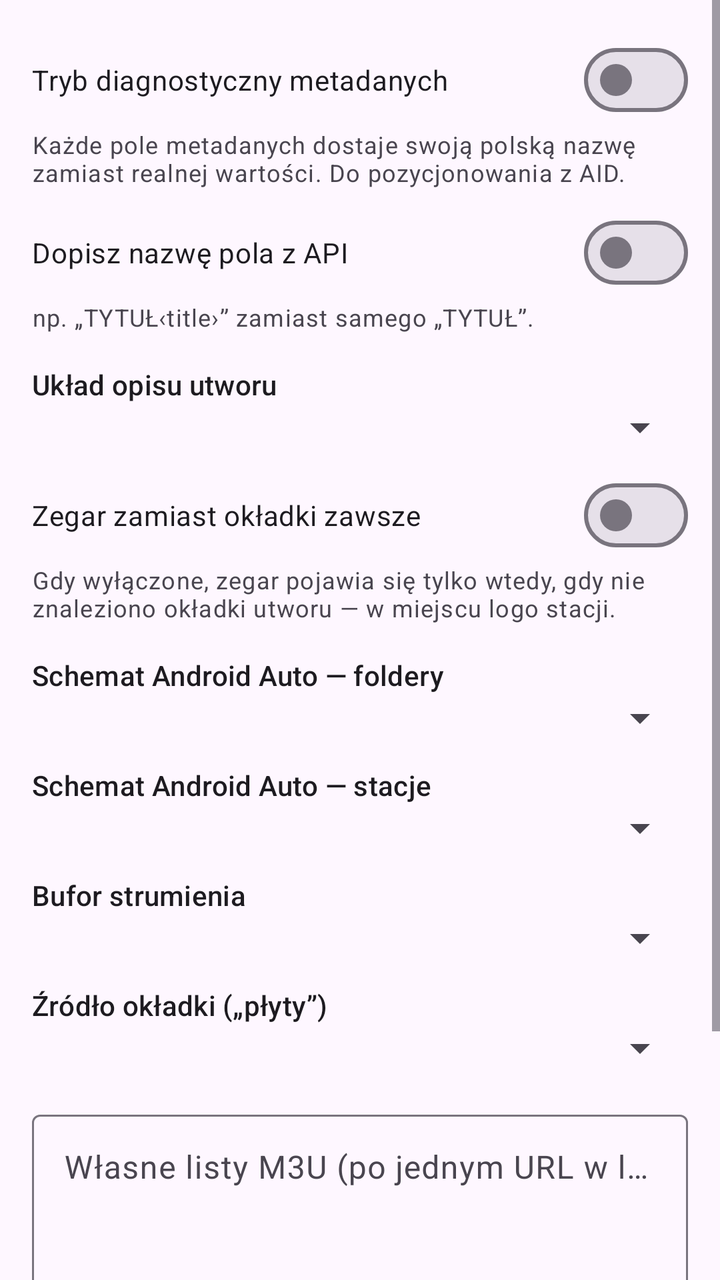
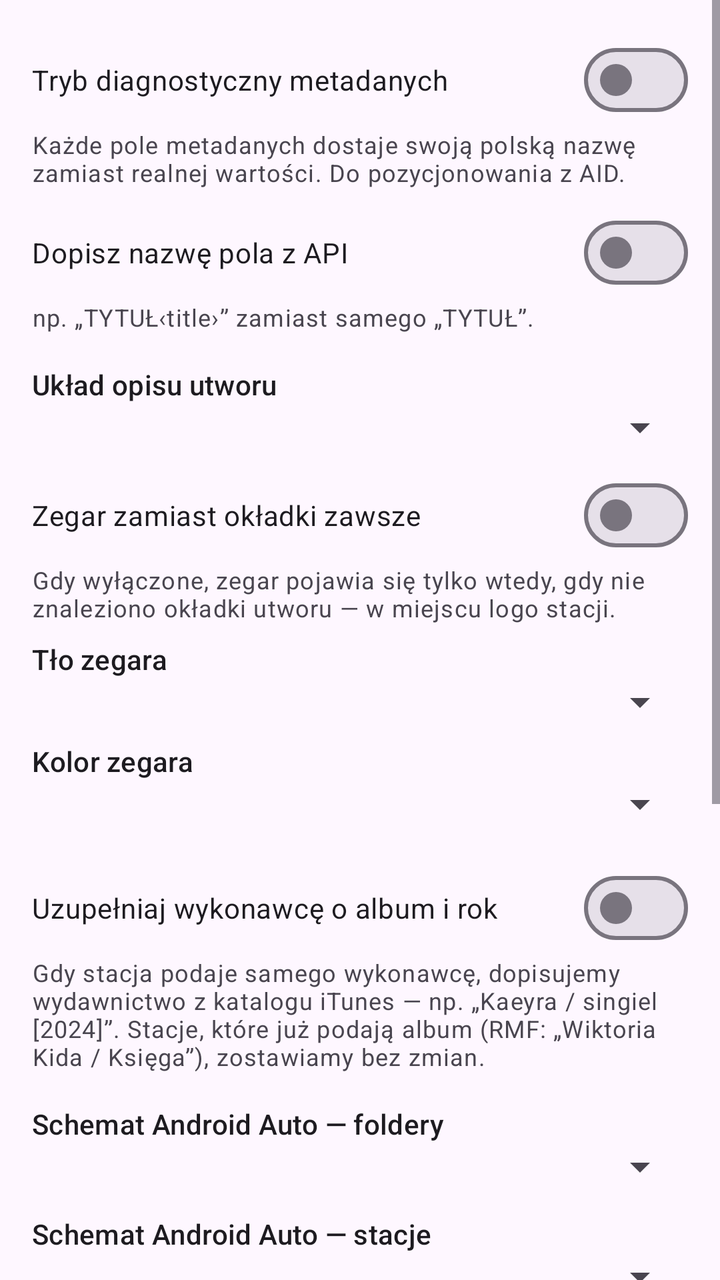

Compare the two renders of this Android layout. The source of the first and the diff that turns it into the second are given below.
<!-- AndroidManifest.xml: application theme Theme.TwinsenRadio -->
<!-- res/layout/activity_settings.xml -->
<?xml version="1.0" encoding="utf-8"?>
<ScrollView xmlns:android="http://schemas.android.com/apk/res/android"
    xmlns:app="http://schemas.android.com/apk/res-auto"
    android:layout_width="match_parent"
    android:layout_height="match_parent"
    android:fillViewport="true">

    <LinearLayout
        android:layout_width="match_parent"
        android:layout_height="wrap_content"
        android:orientation="vertical"
        android:padding="16dp">

        <com.google.android.material.materialswitch.MaterialSwitch
            android:id="@+id/swDiag"
            android:layout_width="match_parent"
            android:layout_height="wrap_content"
            android:text="@string/opt_diag" />

        <TextView
            android:layout_width="match_parent"
            android:layout_height="wrap_content"
            android:paddingBottom="8dp"
            android:text="@string/opt_diag_sub"
            android:textAppearance="?attr/textAppearanceBodySmall" />

        <com.google.android.material.materialswitch.MaterialSwitch
            android:id="@+id/swDiagApi"
            android:layout_width="match_parent"
            android:layout_height="wrap_content"
            android:text="@string/opt_diag_api" />

        <TextView
            android:layout_width="match_parent"
            android:layout_height="wrap_content"
            android:paddingBottom="16dp"
            android:text="@string/opt_diag_api_sub"
            android:textAppearance="?attr/textAppearanceBodySmall" />

        <TextView
            android:layout_width="match_parent"
            android:layout_height="wrap_content"
            android:text="@string/opt_presentation"
            android:textAppearance="?attr/textAppearanceTitleSmall" />

        <Spinner
            android:id="@+id/spPresentation"
            android:layout_width="match_parent"
            android:layout_height="wrap_content"
            android:layout_marginBottom="8dp" />

        <com.google.android.material.materialswitch.MaterialSwitch
            android:id="@+id/swClockAlways"
            android:layout_width="match_parent"
            android:layout_height="wrap_content"
            android:text="@string/opt_clock_always" />

        <TextView
            android:layout_width="match_parent"
            android:layout_height="wrap_content"
            android:paddingBottom="16dp"
            android:text="@string/opt_clock_always_sub"
            android:textAppearance="?attr/textAppearanceBodySmall" />

        <TextView
            android:layout_width="match_parent"
            android:layout_height="wrap_content"
            android:text="@string/opt_style_browsable"
            android:textAppearance="?attr/textAppearanceTitleSmall" />

        <Spinner
            android:id="@+id/spBrowsable"
            android:layout_width="match_parent"
            android:layout_height="wrap_content"
            android:layout_marginBottom="12dp" />

        <TextView
            android:layout_width="match_parent"
            android:layout_height="wrap_content"
            android:text="@string/opt_style_playable"
            android:textAppearance="?attr/textAppearanceTitleSmall" />

        <Spinner
            android:id="@+id/spPlayable"
            android:layout_width="match_parent"
            android:layout_height="wrap_content"
            android:layout_marginBottom="12dp" />

        <TextView
            android:layout_width="match_parent"
            android:layout_height="wrap_content"
            android:text="@string/opt_buffer"
            android:textAppearance="?attr/textAppearanceTitleSmall" />

        <Spinner
            android:id="@+id/spBuffer"
            android:layout_width="match_parent"
            android:layout_height="wrap_content"
            android:layout_marginBottom="12dp" />

        <TextView
            android:layout_width="match_parent"
            android:layout_height="wrap_content"
            android:text="@string/opt_artwork"
            android:textAppearance="?attr/textAppearanceTitleSmall" />

        <Spinner
            android:id="@+id/spArtwork"
            android:layout_width="match_parent"
            android:layout_height="wrap_content"
            android:layout_marginBottom="16dp" />

        <com.google.android.material.textfield.TextInputLayout
            style="@style/Widget.Material3.TextInputLayout.OutlinedBox"
            android:layout_width="match_parent"
            android:layout_height="wrap_content"
            android:hint="@string/opt_m3u">

            <com.google.android.material.textfield.TextInputEditText
                android:id="@+id/etM3u"
                android:layout_width="match_parent"
                android:layout_height="wrap_content"
                android:gravity="top|start"
                android:inputType="textMultiLine|textUri"
                android:minLines="3" />
        </com.google.android.material.textfield.TextInputLayout>

        <com.google.android.material.button.MaterialButton
            android:id="@+id/btnSave"
            android:layout_width="match_parent"
            android:layout_height="wrap_content"
            android:layout_marginTop="16dp"
            android:text="@string/opt_save" />

        <TextView
            android:layout_width="match_parent"
            android:layout_height="wrap_content"
            android:layout_marginTop="24dp"
            android:text="Legenda trybu diagnostycznego"
            android:textAppearance="?attr/textAppearanceTitleSmall" />

        <TextView
            android:id="@+id/tvLegend"
            android:layout_width="match_parent"
            android:layout_height="wrap_content"
            android:fontFamily="monospace"
            android:paddingTop="4dp"
            android:textAppearance="?attr/textAppearanceBodySmall"
            app:layout_constraintTop_toTopOf="parent" />
    </LinearLayout>
</ScrollView>
<!-- resources referenced by this layout -->
<resources>
  <string name="opt_artwork">Źródło okładki („płyty”)</string>
  <string name="opt_buffer">Bufor strumienia</string>
  <string name="opt_clock_always">Zegar zamiast okładki zawsze</string>
  <string name="opt_clock_always_sub">Gdy wyłączone, zegar pojawia się tylko wtedy, gdy nie znaleziono okładki utworu — w miejscu logo stacji.</string>
  <string name="opt_diag">Tryb diagnostyczny metadanych</string>
  <string name="opt_diag_api">Dopisz nazwę pola z API</string>
  <string name="opt_diag_api_sub">np. „TYTUŁ‹title›” zamiast samego „TYTUŁ”.</string>
  <string name="opt_diag_sub">Każde pole metadanych dostaje swoją polską nazwę zamiast realnej wartości. Do pozycjonowania z AID.</string>
  <string name="opt_m3u">Własne listy M3U (po jednym URL w linii)</string>
  <string name="opt_presentation">Układ opisu utworu</string>
  <string name="opt_save">Zapisz i przeładuj</string>
  <string name="opt_style_browsable">Schemat Android Auto — foldery</string>
  <string name="opt_style_playable">Schemat Android Auto — stacje</string>
  <style name="Theme.TwinsenRadio" parent="Theme.Material3.DayNight.NoActionBar">
          <item name="colorPrimary">@color/brand</item>
          <item name="colorOnPrimary">@color/on_brand</item>
          <item name="android:statusBarColor" tools:targetApi="21">@color/brand_dark</item>
      </style>
  <color name="brand">#FF1F6FEB</color>
  <color name="on_brand">#FFFFFFFF</color>
  <color name="brand_dark">#FF0B3D91</color>
</resources>

<!-- the commit's change to res/layout/activity_settings.xml (unified diff, before → after) -->
@@ -58,8 +58,45 @@
         <TextView
             android:layout_width="match_parent"
             android:layout_height="wrap_content"
+            android:paddingBottom="8dp"
+            android:text="@string/opt_clock_always_sub"
+            android:textAppearance="?attr/textAppearanceBodySmall" />
+
+        <TextView
+            android:layout_width="match_parent"
+            android:layout_height="wrap_content"
+            android:text="@string/opt_clock_bg"
+            android:textAppearance="?attr/textAppearanceTitleSmall" />
+
+        <Spinner
+            android:id="@+id/spClockBg"
+            android:layout_width="match_parent"
+            android:layout_height="wrap_content"
+            android:layout_marginBottom="8dp" />
+
+        <TextView
+            android:layout_width="match_parent"
+            android:layout_height="wrap_content"
+            android:text="@string/opt_clock_fg"
+            android:textAppearance="?attr/textAppearanceTitleSmall" />
+
+        <Spinner
+            android:id="@+id/spClockFg"
+            android:layout_width="match_parent"
+            android:layout_height="wrap_content"
+            android:layout_marginBottom="16dp" />
+
+        <com.google.android.material.materialswitch.MaterialSwitch
+            android:id="@+id/swEnrich"
+            android:layout_width="match_parent"
+            android:layout_height="wrap_content"
+            android:text="@string/opt_enrich" />
+
+        <TextView
+            android:layout_width="match_parent"
+            android:layout_height="wrap_content"
             android:paddingBottom="16dp"
-            android:text="@string/opt_clock_always_sub"
+            android:text="@string/opt_enrich_sub"
             android:textAppearance="?attr/textAppearanceBodySmall" />
 
         <TextView
<!-- resource entries referenced after the edit -->
@@ -4,10 +4,14 @@
   <string name="opt_buffer">Bufor strumienia</string>
   <string name="opt_clock_always">Zegar zamiast okładki zawsze</string>
   <string name="opt_clock_always_sub">Gdy wyłączone, zegar pojawia się tylko wtedy, gdy nie znaleziono okładki utworu — w miejscu logo stacji.</string>
+  <string name="opt_clock_bg">Tło zegara</string>
+  <string name="opt_clock_fg">Kolor zegara</string>
   <string name="opt_diag">Tryb diagnostyczny metadanych</string>
   <string name="opt_diag_api">Dopisz nazwę pola z API</string>
   <string name="opt_diag_api_sub">np. „TYTUŁ‹title›” zamiast samego „TYTUŁ”.</string>
   <string name="opt_diag_sub">Każde pole metadanych dostaje swoją polską nazwę zamiast realnej wartości. Do pozycjonowania z AID.</string>
+  <string name="opt_enrich">Uzupełniaj wykonawcę o album i rok</string>
+  <string name="opt_enrich_sub">Gdy stacja podaje samego wykonawcę, dopisujemy wydawnictwo z katalogu iTunes — np. „Kaeyra / singiel [2024]”. Stacje, które już podają album (RMF: „Wiktoria Kida / Księga”), zostawiamy bez zmian.</string>
   <string name="opt_m3u">Własne listy M3U (po jednym URL w linii)</string>
   <string name="opt_presentation">Układ opisu utworu</string>
   <string name="opt_save">Zapisz i przeładuj</string>
